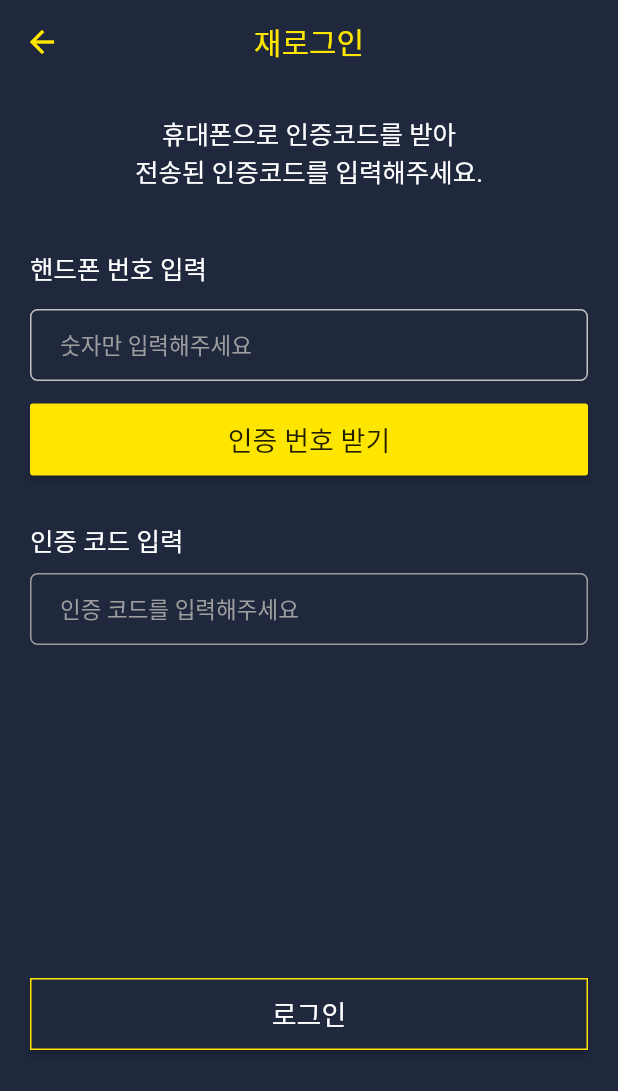
After one commit to sw94457/rider, a Flutter app: the screen it shows after launch, after a tap on "앱 삭제 후 다시 로그인하시나요?", on a phone screen of 412 x 824 dp. The commit adds this screen. Shown: the top 1091 px of the screen. Run offline on Flutter 3.47's test engine with Material 2 defaults, Android fonts, the phone set to English and light mode, and no system bars; our stand-ins replace adaptive_dialog, date_format, firebase_messaging, flutter_widget_from_html, geolocator, google_maps_flutter and 4 more; missing offline and left inert: flutter_udid; accounts and stored records are empty; network calls fail.

Commit message:
회원가입 서버 연결

```diff
--- a/lib/data/user.dart
+++ b/lib/data/user.dart
@@ -4,6 +4,9 @@ class User {
   String id;
   String pw;
   String name;
+  String location_serial;
+  String location2;
+  String term;
   String faceImage;
   String expireLicenseDate;
   String accountName;
@@ -23,6 +26,9 @@ class User {
         this.id,
         this.pw,
         this.name,
+        this.location_serial,
+        this.location2,
+        this.term,
         this.faceImage,
         this.expireLicenseDate,
         this.accountName,
@@ -41,7 +47,10 @@ class User {
     flag = json['flag'];
     id = json['id'];
     pw = json['pw'];
+    term = json['calculate_cycle'];
     name = json['name'];
+    location_serial = json['location_serial'];
+    location2 = json['location2'];
     faceImage = json['face_image'];
     expireLicenseDate = json['expire_license_date'];
     accountName = json['account_name'];
@@ -62,7 +71,10 @@ class User {
     data['flag'] = this.flag;
     data['id'] = this.id;
     data['pw'] = this.pw;
+    data['calculate_cycle'] = this.term;
     data['name'] = this.name;
+    data['location_serial'] = this.location_serial;
+    data['location2'] = this.location2;
     data['face_image'] = this.faceImage;
     data['expire_license_date'] = this.expireLicenseDate;
     data['account_name'] = this.accountName;
--- a/lib/page/login/login_page.dart
+++ b/lib/page/login/login_page.dart
@@ -5,6 +5,8 @@ import 'package:rider_app/bloc/bloc.dart';
 import 'package:rider_app/page/home_page.dart';
 import 'package:rider_app/page/login/find_tab_page.dart';
 import 'package:rider_app/page/login/register_page_1.dart';
+import 'package:rider_app/page/login/register_page_2.dart';
+import 'package:rider_app/page/login/relogin_page.dart';
 import 'package:rider_app/ui/button.dart';
 import 'package:rider_app/ui/color.dart';
 import 'package:rider_app/ui/text_field.dart';
@@ -50,7 +52,11 @@ class _LoginPageState extends State<LoginPage> {
     Size screenSize = MediaQuery.of(context).size;
     return Scaffold(
       backgroundColor: AppColor.navy,
-      body: Container(
+      body: GestureDetector(
+        onTap: (){
+          FocusScope.of(context).requestFocus(new FocusNode());
+        },
+        child: Container(
           height: screenSize.height,
           alignment: Alignment.center,
           child: SingleChildScrollView(
@@ -91,19 +97,16 @@ class _LoginPageState extends State<LoginPage> {
                     ),
                 ),
                 MyButton(
-                //margin: EdgeInsets.symmetric(vertical: 15, horizontal: 20),
                   height: 50,
                   width: screenSize.width-40,
                   onPressed: () async {
-                  // id_ctrl.text = 'una123@naver.com';
-                  // phone_ctrl.text = 'asdf1234';
                     widget.bloc.login(phone: phone_ctrl.text).then((res) {
                       if (res.success) {
                         Navigator.pushAndRemoveUntil(context, MaterialPageRoute(
                             builder: (BuildContext context) =>
                                 HomePage(widget.bloc)), (route) => false);
                       } else {
-                      Toast.show(res.errorMsg, context);
+                        Toast.show(res.errorMsg, context, duration: 2);
                       }
                     });
 
@@ -115,6 +118,24 @@ class _LoginPageState extends State<LoginPage> {
                       fontSize: 20,
                       fontWeight: FontWeight.bold,
                     ),
+                  ),
+                ),
+                Padding(
+                  padding: EdgeInsets.only(bottom: 30, top: 10),
+                  child: InkWell(
+                    child: Container(
+                      decoration: BoxDecoration(
+                        border: Border(bottom: BorderSide(color: AppColor.yellow))
+                      ),
+                      child: Text("앱 삭제 후 다시 로그인하시나요?",
+                          style: TextStyle(fontSize: 12, color: Colors.white, )),
+                    ),
+                    onTap: (){
+                      Navigator.push(
+                          context,
+                          MaterialPageRoute(
+                              builder: (context) => ReLoginPage(widget.bloc)));
+                    },
                   ),
                 ),
                 Container(
@@ -146,6 +167,7 @@ class _LoginPageState extends State<LoginPage> {
             ),
           ),
         ),
+      ),
     );
   }
 }
--- a/lib/page/login/register_page_1.dart
+++ b/lib/page/login/register_page_1.dart
@@ -39,9 +39,9 @@ class _RegisterPage1State extends State<RegisterPage1> {
       ),
       body: SingleChildScrollView(
         physics: NeverScrollableScrollPhysics(),
-        padding: EdgeInsets.symmetric(horizontal: 20, vertical: 20),
         child: Container(
           height: screen.height - (110),
+          padding: EdgeInsets.symmetric(horizontal: 20, vertical: 20),
           child: Column(
             mainAxisAlignment: MainAxisAlignment.spaceBetween,
             children: [
--- a/lib/page/login/register_page_2.dart
+++ b/lib/page/login/register_page_2.dart
@@ -40,8 +40,8 @@ class _RegisterPage2State extends State<RegisterPage2> {
           FocusScope.of(context).requestFocus(new FocusNode());
         },
         child: SingleChildScrollView(
-          padding: EdgeInsets.only(right: 20,left:20, top: 10, bottom: 20),
           child: Container(
+            padding: EdgeInsets.only(right: 20,left:20, top: 10, bottom: 20),
             height: screen.height - (110),
             child: Column(
               children: [
@@ -112,6 +112,7 @@ class _RegisterPage2State extends State<RegisterPage2> {
                           child: MyTextField(
                             controller: authcode,
                             color: Colors.white,
+                            inputType: TextInputType.number,
                             onChanged: (text) {},
                           ),
                         ),
--- /dev/null
+++ b/lib/page/login/relogin_page.dart
@@ -0,0 +1,169 @@
+import 'package:flutter/cupertino.dart';
+import 'package:flutter/material.dart';
+import 'package:logger/logger.dart';
+import 'package:rider_app/bloc/bloc.dart';
+import 'package:rider_app/page/home_page.dart';
+import 'package:rider_app/ui/button.dart';
+import 'package:rider_app/ui/color.dart';
+import 'package:rider_app/ui/text_field.dart';
+import 'package:toast/toast.dart';
+
+class ReLoginPage extends StatefulWidget {
+  Bloc bloc;
+
+  ReLoginPage(this.bloc);
+
+  @override
+  _ReLoginPageState createState() => _ReLoginPageState();
+}
+
+class _ReLoginPageState extends State<ReLoginPage> {
+  var logger = Logger();
+  TextEditingController phone_ctrl = TextEditingController();
+  TextEditingController code_ctrl = TextEditingController();
+  bool next = false;
+  bool getCode = false;
+  String text_phone = '';
+
+  @override
+  Widget build(BuildContext context) {
+    Size screenSize = MediaQuery.of(context).size;
+    return Scaffold(
+      backgroundColor: AppColor.navy,
+      appBar: AppBar(
+        brightness: Brightness.light,
+        centerTitle: true,
+        elevation: 0.0,
+        title: Text('재로그인', style: TextStyle(color: AppColor.yellow)),
+        leading: IconButton(
+          icon: Icon(Icons.arrow_back, color: AppColor.yellow),
+          onPressed: () {
+            Navigator.of(context).pop(true);
+          },
+        ),
+      ),
+      body: GestureDetector(
+        //다른 곳 누르면 키보드 숨김
+        onTap: (){
+          FocusScope.of(context).requestFocus(new FocusNode());
+        },
+        child: SafeArea(
+          child: SingleChildScrollView(
+            child: Container(
+              height: screenSize.height - 160,
+              padding: EdgeInsets.all(20),
+              child: Column(
+                mainAxisAlignment: MainAxisAlignment.spaceBetween,
+                children: [
+                  Column(
+                    mainAxisAlignment: MainAxisAlignment.center,
+                    crossAxisAlignment: CrossAxisAlignment.start,
+                    children: [
+                      Container(
+                        child: Center(
+                          child: Text('휴대폰으로 인증코드를 받아\n전송된 인증코드를 입력해주세요.',
+                              textAlign: TextAlign.center,
+                              style: TextStyle(fontSize: 17, color: Colors.white)),
+                        ),
+                      ),
+                      SizedBox(height: 40),
+                      Text('핸드폰 번호 입력', style: TextStyle(fontSize: 17, color: Colors.white)),
+                      SizedBox(height: 10),
+                      MyTextField(
+                        controller: phone_ctrl,
+                        inputType: TextInputType.phone,
+                        hintText: '숫자만 입력해주세요',
+                        color: AppColor.grey,
+                        hintStyle: TextStyle(fontSize: 15, color: Colors.grey),
+                        // inputFormatters: [
+                        //   MultiMaskedTextInputFormatter(masks: [
+                        //     '010-xxxx-xxxx',
+                        //     '01x-xxx-xxxx',
+                        //     '01x-xxxx-xxxx'
+                        //   ], separator: '-')
+                        // ],
+                        onChanged: (str) {
+                          var a = str.split("-");
+                          text_phone='';
+                          for (int i = 0; i < a.length; i++) {
+                            text_phone += a[i];
+                          }
+                          logger.d('phone number : ' + text_phone);
+                        },
+                      ),
+                      SizedBox(height: 10),
+                      SizedBox(
+                        width: screenSize.width,
+                        child: MyButton(
+                          child: Text('인증 번호 받기', style: TextStyle(fontSize: 18)),
+                          color: AppColor.yellow,
+                          onPressed: () {
+                            //키보드 없애기
+                            FocusScope.of(context).requestFocus(new FocusNode());
+                            //기기 달라서 다시 로그인시 인증코드 요청
+                            widget.bloc.getLoginSms(num: text_phone).then((res) {
+                              if (res.success) {
+                                Toast.show('인증 코드가 발송되었습니다.', context);
+                                getCode = true;
+                              } else {
+                                Toast.show(res.errorMsg, context);
+                                getCode = false;
+                              }
+                              setState(() {});
+                            });
+                          },
+                        ),
+                      ),
+                      SizedBox(height: 30),
+                      Text('인증 코드 입력', style: TextStyle(fontSize: 17, color: Colors.white)),
+                      SizedBox(height: 5),
+                      MyTextField(
+                        controller: code_ctrl,
+                        inputType: TextInputType.phone,
+                        color: Colors.grey,
+                        hintText: '인증 코드를 입력해주세요',
+                        hintStyle: TextStyle(fontSize: 15, color: Colors.grey),
+                        onChanged: (str) {
+                          logger.d(code_ctrl);
+                          setState(() {});
+                        },
+                      ),
+                      SizedBox(height: 10)
+                    ],
+                  ),
+                  //인증코드가 발송됐으면 true, 버튼 활성화
+                  SizedBox(
+                    width: screenSize.width,
+                    child: getCode?
+                    MyButton(
+                      color: AppColor.yellow,
+                      child: Text('로그인', style: TextStyle(fontSize: 18),),
+                      onPressed: () {
+                        widget.bloc.user.phone = text_phone;
+                        widget.bloc.loginWithAuth(phone: text_phone, authcode: code_ctrl.text).then((res) {
+                          if(res.success){
+                            Navigator.pushAndRemoveUntil(
+                                context, CupertinoPageRoute(
+                                builder: (context) => HomePage(widget.bloc)),
+                                    (route) => false);
+                          }else{
+                            Toast.show(''+res.errorMsg, context);
+                          }
+                        });
+                      },
+                    ):
+                    MyLineButton(
+                      color: AppColor.yellow,
+                      child: Text('로그인', style: TextStyle(fontSize: 18)),
+                      onPressed: () {},
+                    ),
+                  )
+                ],
+              ),
+            ),
+          ),
+        ),
+      ),
+    );
+  }
+}
```
Also changed, not shown: lib/bloc/bloc.dart (+17 -8 lines), lib/page/login/register_page_3.dart (+57 -8 lines), lib/page/login/register_page_4.dart (+27 -6 lines), lib/page/login/register_page_final.dart (+11 -3 lines). Lines whose indentation alone changed are shown as unchanged.
